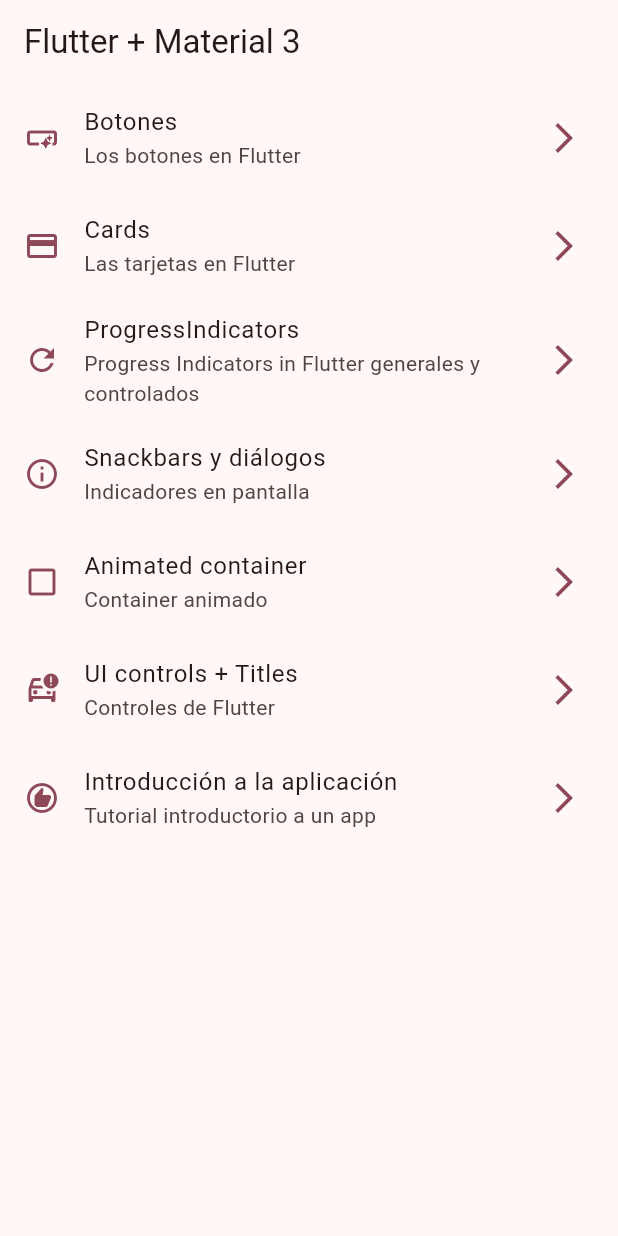
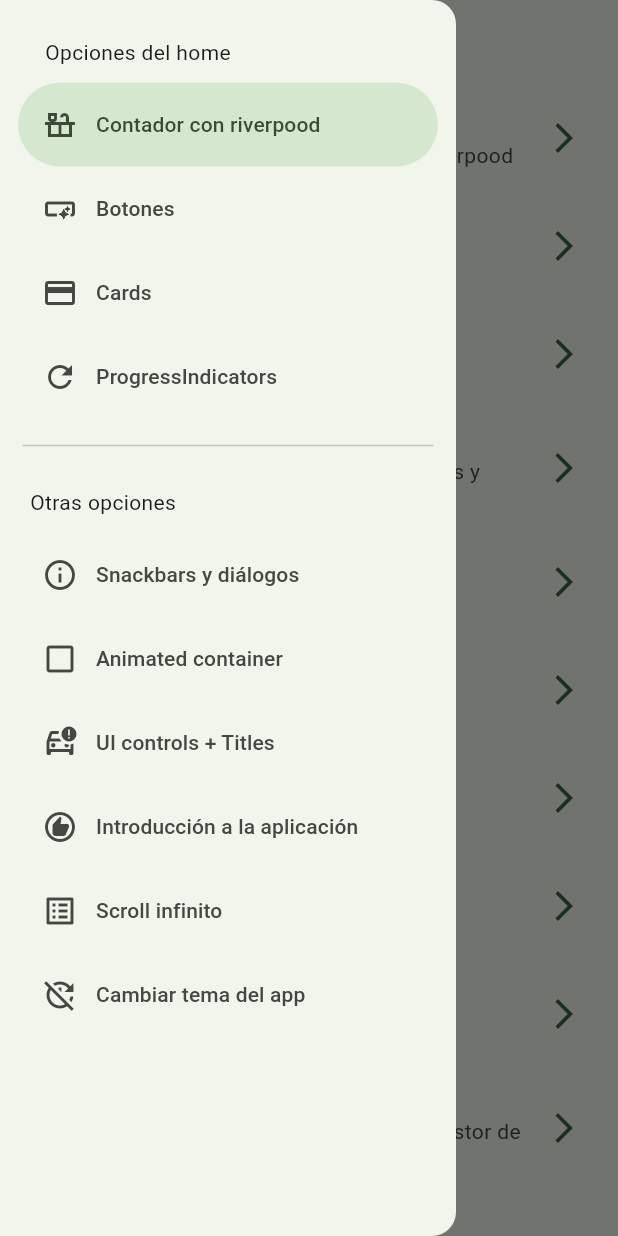
Before and after one commit to imdidier/widgets_app, a Flutter app: the screen it shows after launch, with the side drawer open (before the commit the screen has no drawer), on a phone screen of 412 x 824 dp. Run offline on Flutter 3.47's test engine with Material 2 defaults, Android fonts, the phone set to English and light mode, and no system bars; our stand-ins replace animate_do, flutter_riverpod, go_router.

Commit message:
Inicios de riverpood

```diff
--- a/lib/config/menu/menu_item.dart
+++ b/lib/config/menu/menu_item.dart
@@ -15,6 +15,12 @@ class MenuItem {
 }
 
 const List<MenuItem> appMenuItems = [
+  MenuItem(
+    icon: Icons.countertops_outlined,
+    link: '/counter',
+    subTitle: 'Iniciando con el gestor de estados riverpood',
+    title: 'Contador con riverpood',
+  ),
   MenuItem(
     icon: Icons.smart_button,
     link: '/buttons',
@@ -57,4 +63,16 @@ const List<MenuItem> appMenuItems = [
     subTitle: 'Tutorial introductorio a un app',
     title: 'Introducción a la aplicación',
   ),
+  MenuItem(
+    icon: Icons.list_alt_outlined,
+    link: '/infinite-scroll',
+    subTitle: 'Listas infinitas y pull to refresh',
+    title: 'Scroll infinito ',
+  ),
+  MenuItem(
+    icon: Icons.update_disabled,
+    link: '/theme-changer',
+    subTitle: 'Cambiar el tema del app, utilizando gestor de estado riverpood',
+    title: 'Cambiar tema del app',
+  ),
 ];
--- a/lib/config/router/app_router.dart
+++ b/lib/config/router/app_router.dart
@@ -8,6 +8,11 @@ final appRouter = GoRouter(
       path: '/',
       name: HomeScreen.name,
       builder: (context, state) => const HomeScreen(),
+    ),
+    GoRoute(
+      path: '/counter',
+      name: CounterScreen.name,
+      builder: (context, state) => const CounterScreen(),
     ),
     GoRoute(
       path: '/buttons',
@@ -44,5 +49,15 @@ final appRouter = GoRouter(
       name: AppTurorialScreen.name,
       builder: (context, state) => const AppTurorialScreen(),
     ),
+    GoRoute(
+      path: '/infinite-scroll',
+      name: InfiniteScrollScreen.name,
+      builder: (context, state) => const InfiniteScrollScreen(),
+    ),
+    GoRoute(
+      path: '/theme-changer',
+      name: ThemeChangerScreen.name,
+      builder: (context, state) => const ThemeChangerScreen(),
+    ),
   ],
 );
--- a/lib/config/theme/app_theme.dart
+++ b/lib/config/theme/app_theme.dart
@@ -14,9 +14,11 @@ final List<Color> colorsList = [
 
 class AppTheme {
   final int selectedColor;
+  final bool isDarkMode;
 
   AppTheme({
     this.selectedColor = 0,
+    this.isDarkMode = false,
   })  : assert(selectedColor >= 0, 'Selected color must be greater then 0'),
         assert(selectedColor < colorsList.length,
             'Selected color must be less or equals than ${colorsList.length - 1}');
@@ -27,5 +29,6 @@ class AppTheme {
         appBarTheme: const AppBarTheme(
           centerTitle: false,
         ),
+        brightness: isDarkMode ? Brightness.dark : Brightness.light,
       );
 }
--- a/lib/main.dart
+++ b/lib/main.dart
@@ -1,21 +1,31 @@
 import 'package:flutter/material.dart';
+import 'package:flutter_riverpod/flutter_riverpod.dart';
+import 'package:widgets_app/ui/providers/theme_provider.dart';
 
 import 'config/router/app_router.dart';
 import 'config/theme/app_theme.dart';
 
 void main() {
-  runApp(const MainApp());
+  runApp(
+    const ProviderScope(
+      child: MainApp(),
+    ),
+  );
 }
 
-class MainApp extends StatelessWidget {
+class MainApp extends ConsumerWidget {
   const MainApp({super.key});
 
   @override
-  Widget build(BuildContext context) {
+  Widget build(BuildContext context, WidgetRef ref) {
+    bool isDarkMode = ref.watch(isDarkModeProvider);
+    int selectedIndexColor = ref.watch(selectedIndexColorProvider);
+
     return MaterialApp.router(
-      title: 'Widgetss',
+      title: 'Widgets',
       debugShowCheckedModeBanner: false,
-      theme: AppTheme(selectedColor: 5).getTheme(),
+      theme: AppTheme(selectedColor: selectedIndexColor, isDarkMode: isDarkMode)
+          .getTheme(),
       routerConfig: appRouter,
     );
   }
--- /dev/null
+++ b/lib/ui/providers/counter_provider.dart
@@ -0,0 +1,3 @@
+import 'package:flutter_riverpod/flutter_riverpod.dart';
+
+final counterProvider = StateProvider<int>((ref) => 5);
--- /dev/null
+++ b/lib/ui/providers/theme_provider.dart
@@ -0,0 +1,8 @@
+import 'package:flutter_riverpod/flutter_riverpod.dart';
+import 'package:widgets_app/config/theme/app_theme.dart';
+
+final isDarkModeProvider = StateProvider<bool>((ref) => false);
+
+final colorListProvider = Provider((ref) => colorsList);
+
+final selectedIndexColorProvider = StateProvider<int>((ref) => 0);
--- a/lib/ui/screens/home/home.dart
+++ b/lib/ui/screens/home/home.dart
@@ -2,17 +2,21 @@ import 'package:flutter/material.dart';
 import 'package:go_router/go_router.dart';
 
 import '../../../config/menu/menu_item.dart';
+import '../../widgets/side_menu.dart';
 
 class HomeScreen extends StatelessWidget {
   const HomeScreen({super.key});
   static const String name = 'home_screen';
   @override
   Widget build(BuildContext context) {
+    final GlobalKey<ScaffoldState> scaffoldKey = GlobalKey<ScaffoldState>();
     return Scaffold(
+      key: scaffoldKey,
       appBar: AppBar(
         title: const Text('Flutter + Material 3'),
       ),
       body: const _HomeView(),
+      drawer: SideMenu(scaffoldKey: scaffoldKey),
     );
   }
 }
--- a/lib/ui/screens/screens.dart
+++ b/lib/ui/screens/screens.dart
@@ -1,3 +1,5 @@
+export 'package:widgets_app/ui/screens/theme_chander/theme_changer.dart';
+export 'package:widgets_app/ui/screens/counter/counter.dart';
 export 'package:widgets_app/ui/screens/animated/animated.dart';
 export 'package:widgets_app/ui/screens/app_tutorial/app_tutorial.dart';
 export 'package:widgets_app/ui/screens/infinite_scroll/infinite_scroll.dart';
--- /dev/null
+++ b/lib/ui/widgets/side_menu.dart
@@ -0,0 +1,57 @@
+import 'package:flutter/material.dart';
+import 'package:go_router/go_router.dart';
+import 'package:widgets_app/config/menu/menu_item.dart';
+
+class SideMenu extends StatefulWidget {
+  final GlobalKey<ScaffoldState> scaffoldKey;
+  const SideMenu({Key? key, required this.scaffoldKey}) : super(key: key);
+
+  @override
+  State<SideMenu> createState() => _SideMenuState();
+}
+
+class _SideMenuState extends State<SideMenu> {
+  int navDrawerIndex = 0;
+  @override
+  Widget build(BuildContext context) {
+    final bool hasNotch = MediaQuery.of(context).viewPadding.top > 40;
+    return NavigationDrawer(
+      selectedIndex: navDrawerIndex,
+      onDestinationSelected: (value) {
+        setState(
+          () {
+            navDrawerIndex = value;
+          },
+        );
+        context.push(appMenuItems[navDrawerIndex].link);
+        widget.scaffoldKey.currentState!.closeDrawer();
+      },
+      children: [
+        Padding(
+          padding: EdgeInsets.fromLTRB(30, hasNotch ? 10 : 25, 20, 10),
+          child: const Text('Opciones del home'),
+        ),
+        ...appMenuItems.sublist(0, 4).map(
+              (menuItem) => NavigationDrawerDestination(
+                icon: Icon(menuItem.icon),
+                label: Text(menuItem.title),
+              ),
+            ),
+        const Padding(
+          padding: EdgeInsets.fromLTRB(15, 10, 15, 10),
+          child: Divider(),
+        ),
+        const Padding(
+          padding: EdgeInsets.fromLTRB(20, 10, 20, 10),
+          child: Text('Otras opciones'),
+        ),
+        ...appMenuItems.sublist(4).map(
+              (menuItem) => NavigationDrawerDestination(
+                icon: Icon(menuItem.icon),
+                label: Text(menuItem.title),
+              ),
+            ),
+      ],
+    );
+  }
+}
--- a/pubspec.yaml
+++ b/pubspec.yaml
@@ -10,6 +10,7 @@ dependencies:
   animate_do: ^3.0.2
   flutter:
     sdk: flutter
+  flutter_riverpod: ^2.3.6
   go_router: ^7.0.2
 
 dev_dependencies:
```
Also changed, not shown: lib/ui/screens/counter/counter.dart (added, +46 -0 lines), lib/ui/screens/infinite_scroll/infinite_scroll.dart (+105 -2 lines), lib/ui/screens/theme_chander/theme_changer.dart (added, +60 -0 lines), pubspec.lock.
